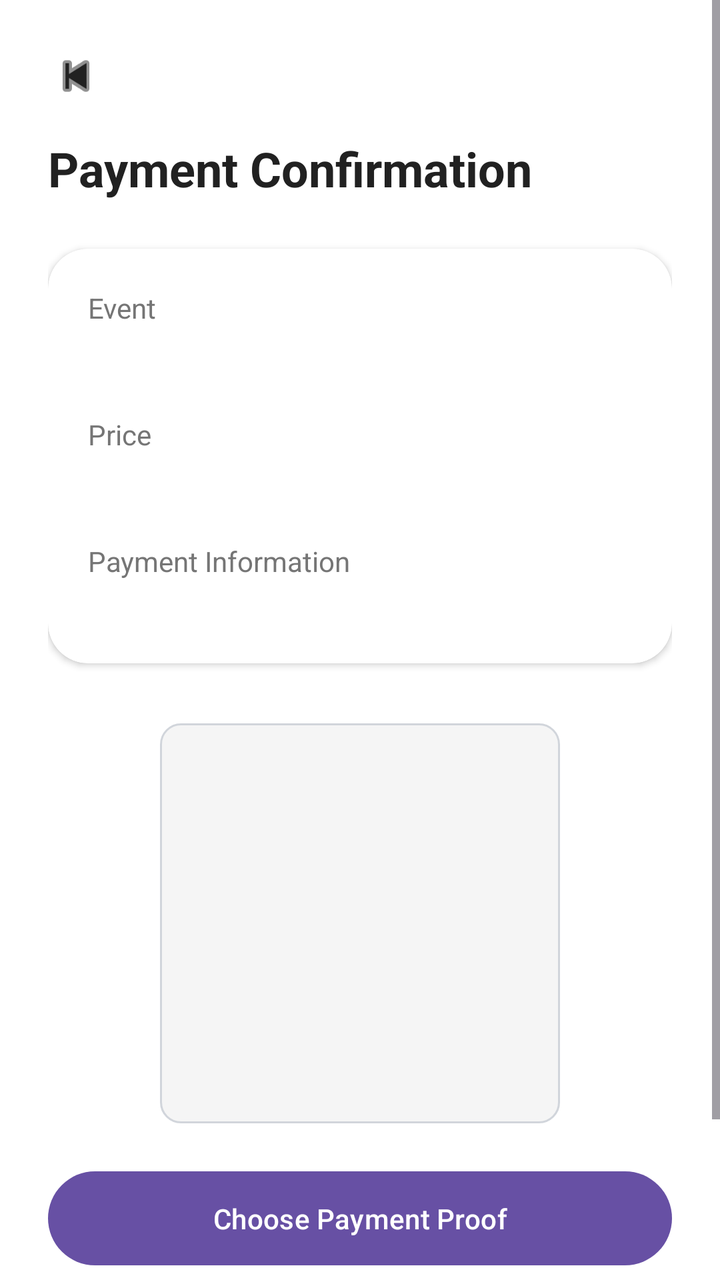
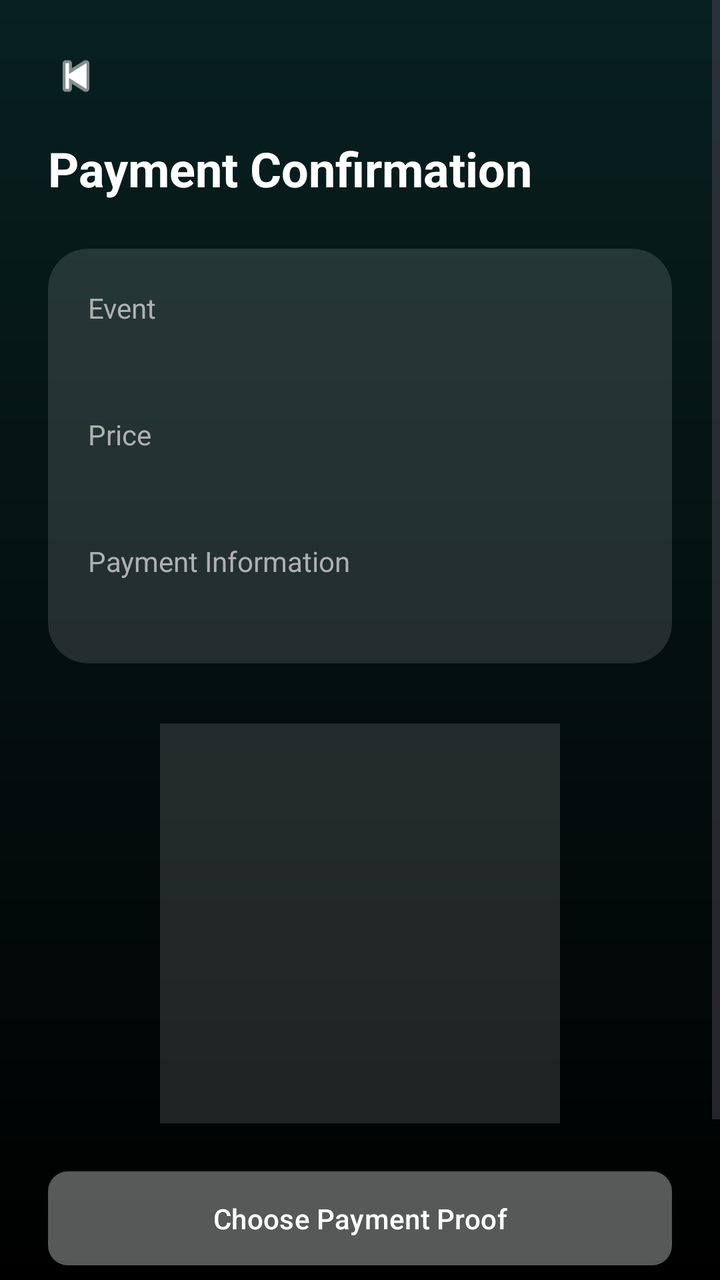

The first picture is an Android layout as it rendered before a commit; the second is the same layout after the commit. The layout source and the unified diff follow.
<!-- AndroidManifest.xml: application theme Theme.CampusConnectProject -->
<!-- res/layout/activity_payment_confirmation.xml -->
<?xml version="1.0" encoding="utf-8"?>
<ScrollView xmlns:android="http://schemas.android.com/apk/res/android"
    xmlns:app="http://schemas.android.com/apk/res-auto"
    android:layout_width="match_parent"
    android:layout_height="match_parent"
    android:background="@color/bg_utama">

    <LinearLayout
        android:layout_width="match_parent"
        android:layout_height="wrap_content"
        android:orientation="vertical"
        android:padding="24dp">

        <ImageView
            android:id="@+id/btnBack"
            android:layout_width="28dp"
            android:layout_height="28dp"
            android:src="@android:drawable/ic_media_previous"
            app:tint="@color/teks_utama"/>

        <TextView
            android:layout_width="wrap_content"
            android:layout_height="wrap_content"
            android:text="Payment Confirmation"
            android:textSize="24sp"
            android:textStyle="bold"
            android:textColor="@color/teks_utama"
            android:layout_marginTop="16dp"/>

        <androidx.cardview.widget.CardView
            android:layout_width="match_parent"
            android:layout_height="wrap_content"
            android:layout_marginTop="24dp"
            app:cardCornerRadius="20dp">

            <LinearLayout
                android:layout_width="match_parent"
                android:layout_height="wrap_content"
                android:orientation="vertical"
                android:padding="20dp">

                <TextView
                    android:text="Event"
                    android:textColor="@color/teks_sekunder"
                    android:layout_width="wrap_content"
                    android:layout_height="wrap_content"/>

                <TextView
                    android:id="@+id/tvEventName"
                    android:textSize="18sp"
                    android:textStyle="bold"
                    android:textColor="@color/teks_utama"
                    android:layout_width="wrap_content"
                    android:layout_height="wrap_content"/>

                <Space
                    android:layout_width="match_parent"
                    android:layout_height="20dp"/>

                <TextView
                    android:text="Price"
                    android:textColor="@color/teks_sekunder"
                    android:layout_width="wrap_content"
                    android:layout_height="wrap_content"/>

                <TextView
                    android:id="@+id/tvPrice"
                    android:textSize="18sp"
                    android:textStyle="bold"
                    android:textColor="@color/warna_primer"
                    android:layout_width="wrap_content"
                    android:layout_height="wrap_content"/>

                <Space
                    android:layout_width="match_parent"
                    android:layout_height="20dp"/>

                <TextView
                    android:text="Payment Information"
                    android:textColor="@color/teks_sekunder"
                    android:layout_width="wrap_content"
                    android:layout_height="wrap_content"/>

                <TextView
                    android:id="@+id/tvPaymentInfo"
                    android:textSize="16sp"
                    android:textColor="@color/teks_utama"
                    android:layout_width="match_parent"
                    android:layout_height="wrap_content"/>

            </LinearLayout>

        </androidx.cardview.widget.CardView>


        <ImageView
            android:id="@+id/imgProof"
            android:layout_width="200dp"
            android:layout_height="200dp"
            android:layout_gravity="center"
            android:layout_marginTop="30dp"
            android:background="@drawable/bg_input_rounded"
            android:scaleType="centerCrop"/>

        <Button
            android:id="@+id/btnChooseImage"
            android:layout_width="match_parent"
            android:layout_height="55dp"
            android:text="Choose Payment Proof"
            android:layout_marginTop="20dp"/>

        <Button
            android:id="@+id/btnConfirmPayment"
            android:layout_width="match_parent"
            android:layout_height="55dp"
            android:text="Confirm Payment"
            android:layout_marginTop="16dp"/>

    </LinearLayout>

</ScrollView>
<!-- resources referenced by this layout -->
<resources>
  <color name="bg_utama">#FFFFFF</color>
  <color name="teks_sekunder">#757575</color>
  <color name="teks_utama">#212121</color>
  <color name="warna_primer">#0A3D91</color>
  <!-- drawable bg_input_rounded (drawable) -->
  <?xml version="1.0" encoding="utf-8"?>
  <shape xmlns:android="http://schemas.android.com/apk/res/android" android:shape="rectangle">
      <solid android:color="@color/bg_input" />
      <stroke android:width="1dp" android:color="#D1D5DB" />
      <corners android:radius="10dp" />
  </shape>
  <style name="Theme.CampusConnectProject" parent="Base.Theme.CampusConnectProject" />
  <color name="bg_input">#F5F5F5</color>
  <style name="Base.Theme.CampusConnectProject" parent="Theme.Material3.DayNight.NoActionBar">
          <item name="android:forceDarkAllowed" tools:targetApi="q">false</item>
      </style>
</resources>

<!-- the commit's change to res/layout/activity_payment_confirmation.xml (unified diff, before → after) -->
@@ -1,9 +1,12 @@
 <?xml version="1.0" encoding="utf-8"?>
 <ScrollView xmlns:android="http://schemas.android.com/apk/res/android"
     xmlns:app="http://schemas.android.com/apk/res-auto"
+    xmlns:tools="http://schemas.android.com/tools"
     android:layout_width="match_parent"
     android:layout_height="match_parent"
-    android:background="@color/bg_utama">
+    android:background="@drawable/bg_main_gradient"
+    android:fillViewport="true"
+    tools:context=".ui.mahasiswa.PaymentConfirmationActivity">
 
     <LinearLayout
         android:layout_width="match_parent"
@@ -16,7 +19,7 @@
             android:layout_width="28dp"
             android:layout_height="28dp"
             android:src="@android:drawable/ic_media_previous"
-            app:tint="@color/teks_utama"/>
+            app:tint="@color/white"/>
 
         <TextView
             android:layout_width="wrap_content"
@@ -24,14 +27,16 @@
             android:text="Payment Confirmation"
             android:textSize="24sp"
             android:textStyle="bold"
-            android:textColor="@color/teks_utama"
+            android:textColor="@color/white"
             android:layout_marginTop="16dp"/>
 
         <androidx.cardview.widget.CardView
             android:layout_width="match_parent"
             android:layout_height="wrap_content"
             android:layout_marginTop="24dp"
-            app:cardCornerRadius="20dp">
+            app:cardCornerRadius="20dp"
+            app:cardElevation="0dp"
+            app:cardBackgroundColor="#20FFFFFF">
 
             <LinearLayout
                 android:layout_width="match_parent"
@@ -41,7 +46,7 @@
 
                 <TextView
                     android:text="Event"
-                    android:textColor="@color/teks_sekunder"
+                    android:textColor="#B0B0B0"
                     android:layout_width="wrap_content"
                     android:layout_height="wrap_content"/>
 
@@ -49,7 +54,7 @@
                     android:id="@+id/tvEventName"
                     android:textSize="18sp"
                     android:textStyle="bold"
-                    android:textColor="@color/teks_utama"
+                    android:textColor="@color/white"
                     android:layout_width="wrap_content"
                     android:layout_height="wrap_content"/>
 
@@ -59,7 +64,7 @@
 
                 <TextView
                     android:text="Price"
-                    android:textColor="@color/teks_sekunder"
+                    android:textColor="#B0B0B0"
                     android:layout_width="wrap_content"
                     android:layout_height="wrap_content"/>
 
@@ -77,14 +82,14 @@
 
                 <TextView
                     android:text="Payment Information"
-                    android:textColor="@color/teks_sekunder"
+                    android:textColor="#B0B0B0"
                     android:layout_width="wrap_content"
                     android:layout_height="wrap_content"/>
 
                 <TextView
                     android:id="@+id/tvPaymentInfo"
                     android:textSize="16sp"
-                    android:textColor="@color/teks_utama"
+                    android:textColor="@color/white"
                     android:layout_width="match_parent"
                     android:layout_height="wrap_content"/>
 
@@ -99,7 +104,7 @@
             android:layout_height="200dp"
             android:layout_gravity="center"
             android:layout_marginTop="30dp"
-            android:background="@drawable/bg_input_rounded"
+            android:background="#20FFFFFF"
             android:scaleType="centerCrop"/>
 
         <Button
@@ -107,14 +112,22 @@
             android:layout_width="match_parent"
             android:layout_height="55dp"
             android:text="Choose Payment Proof"
-            android:layout_marginTop="20dp"/>
+            android:textAllCaps="false"
+            android:backgroundTint="#30FFFFFF"
+            android:textColor="@color/white"
+            android:layout_marginTop="20dp"
+            app:cornerRadius="10dp"/>
 
         <Button
             android:id="@+id/btnConfirmPayment"
             android:layout_width="match_parent"
             android:layout_height="55dp"
             android:text="Confirm Payment"
-            android:layout_marginTop="16dp"/>
+            android:textAllCaps="false"
+            android:backgroundTint="@color/warna_primer"
+            android:textColor="@color/white"
+            android:layout_marginTop="16dp"
+            app:cornerRadius="10dp"/>
 
     </LinearLayout>
 
<!-- resource entries referenced after the edit -->
@@ -1,19 +1,26 @@
 <!-- resources referenced by this layout -->
 <resources>
-  <color name="bg_utama">#FFFFFF</color>
-  <color name="teks_sekunder">#757575</color>
-  <color name="teks_utama">#212121</color>
-  <color name="warna_primer">#0A3D91</color>
-  <!-- drawable bg_input_rounded (drawable) -->
+  <color name="warna_primer">#00BFA5</color>
+  <color name="white">#FFFFFFFF</color>
+  <!-- drawable bg_main_gradient (drawable) -->
   <?xml version="1.0" encoding="utf-8"?>
-  <shape xmlns:android="http://schemas.android.com/apk/res/android" android:shape="rectangle">
-      <solid android:color="@color/bg_input" />
-      <stroke android:width="1dp" android:color="#D1D5DB" />
-      <corners android:radius="10dp" />
+  <shape xmlns:android="http://schemas.android.com/apk/res/android"
+      android:shape="rectangle">
+      <gradient
+          android:angle="270"
+          android:endColor="@color/bg_gradient_end"
+          android:startColor="@color/bg_gradient_start"
+          android:type="linear" />
   </shape>
   <style name="Theme.CampusConnectProject" parent="Base.Theme.CampusConnectProject" />
-  <color name="bg_input">#F5F5F5</color>
+  <color name="bg_gradient_end">#000000</color>
+  <color name="bg_gradient_start">#082020</color>
   <style name="Base.Theme.CampusConnectProject" parent="Theme.Material3.DayNight.NoActionBar">
+          
+          <item name="colorPrimary">@color/warna_primer</item>
+          <item name="android:statusBarColor">@color/bg_gradient_start</item>
+          <item name="android:navigationBarColor">@color/bg_gradient_end</item>
+          <item name="android:windowBackground">@drawable/bg_main_gradient</item>
           <item name="android:forceDarkAllowed" tools:targetApi="q">false</item>
       </style>
 </resources>
